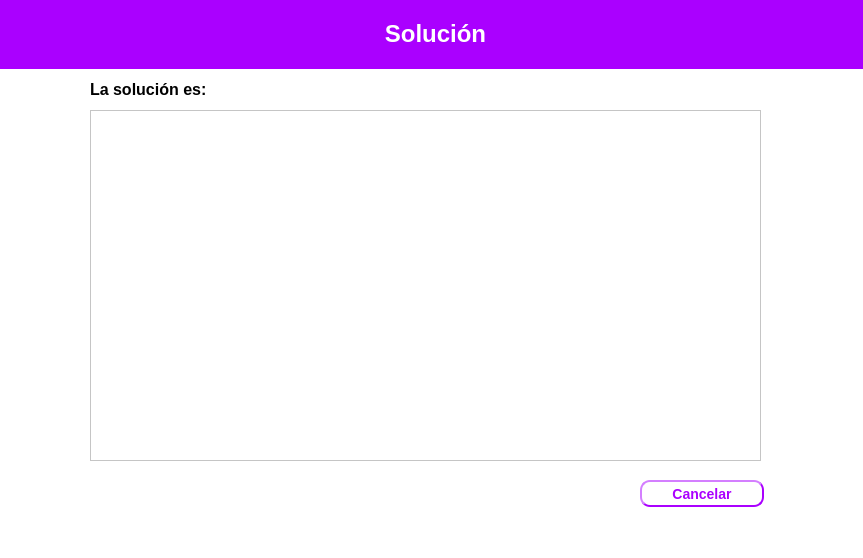
Old version of the form UI/solucion.ui in the repository dhoyoso/AnalisisNumerico.
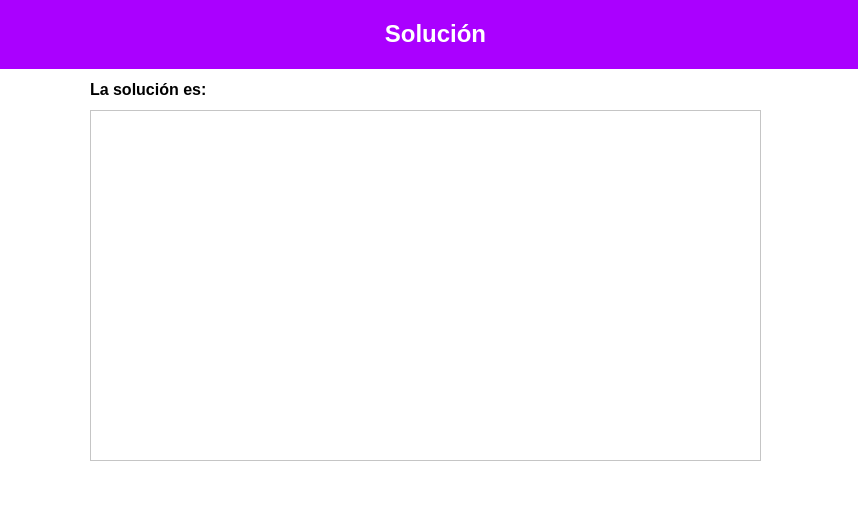
New version of the form.

```diff
--- a/UI/solucion.ui
+++ b/UI/solucion.ui
@@ -6,8 +6,8 @@
    <rect>
     <x>0</x>
     <y>0</y>
-    <width>863</width>
-    <height>558</height>
+    <width>858</width>
+    <height>507</height>
    </rect>
   </property>
   <property name="windowTitle">
@@ -34,36 +34,6 @@
     <string>&lt;html&gt;&lt;head/&gt;&lt;body&gt;&lt;p&gt;&lt;span style=&quot; font-weight:600;&quot;&gt;La solución es:&lt;/span&gt;&lt;/p&gt;&lt;/body&gt;&lt;/html&gt;</string>
    </property>
   </widget>
-  <widget class="QPushButton" name="pushButton_3">
-   <property name="geometry">
-    <rect>
-     <x>640</x>
-     <y>480</y>
-     <width>124</width>
-     <height>27</height>
-    </rect>
-   </property>
-   <property name="font">
-    <font>
-     <pointsize>-1</pointsize>
-     <weight>75</weight>
-     <italic>false</italic>
-     <bold>true</bold>
-    </font>
-   </property>
-   <property name="styleSheet">
-    <string notr="true">color: rgb(170, 0, 255);
-	border-width: 2px;
-    border-style: outset;
-    border-radius: 10px;
-    border-color:rgb(170, 0, 255);
-    font: bold 14px;
-    padding: 6px;</string>
-   </property>
-   <property name="text">
-    <string>Cancelar</string>
-   </property>
-  </widget>
   <widget class="QTableWidget" name="tableWidget">
    <property name="geometry">
     <rect>
```
